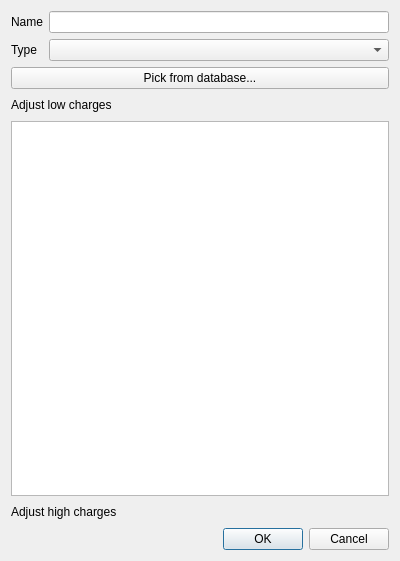
Qt form src/ui/editconstituentdialog.ui (echmet/PeakMasterNG) before a commit.
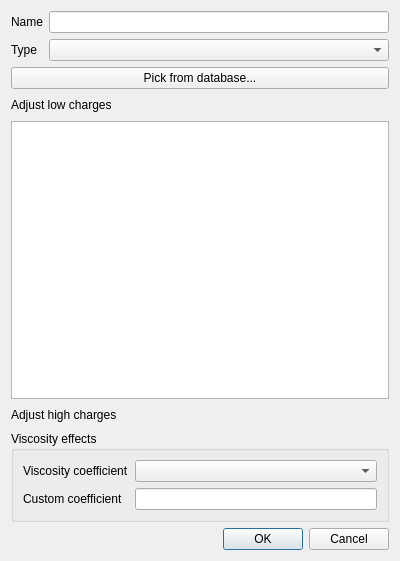
The same form after that commit. Custom widgets are drawn as their Qt base class.

Commit message: Allow input of viscosity coefficient

```diff
--- a/src/ui/editconstituentdialog.ui
+++ b/src/ui/editconstituentdialog.ui
@@ -110,6 +110,42 @@
      </item>
     </layout>
    </item>
+   <item>
+    <widget class="QGroupBox" name="qgbox_viscosity">
+     <property name="title">
+      <string>Viscosity effects</string>
+     </property>
+     <layout class="QFormLayout" name="formLayout_2">
+      <item row="0" column="0">
+       <widget class="QLabel" name="ql_viscosityCoefficient">
+        <property name="text">
+         <string>Viscosity coefficient</string>
+        </property>
+       </widget>
+      </item>
+      <item row="0" column="1">
+       <widget class="QComboBox" name="qcbox_viscosityCoefficient">
+        <property name="sizePolicy">
+         <sizepolicy hsizetype="MinimumExpanding" vsizetype="Fixed">
+          <horstretch>0</horstretch>
+          <verstretch>0</verstretch>
+         </sizepolicy>
+        </property>
+       </widget>
+      </item>
+      <item row="1" column="0">
+       <widget class="QLabel" name="label">
+        <property name="text">
+         <string>Custom coefficient</string>
+        </property>
+       </widget>
+      </item>
+      <item row="1" column="1">
+       <widget class="FloatingValueLineEdit" name="qle_customCoefficient"/>
+      </item>
+     </layout>
+    </widget>
+   </item>
    <item>
     <widget class="QDialogButtonBox" name="bbox_dlgCtrls">
      <property name="standardButtons">
@@ -119,6 +155,13 @@
    </item>
   </layout>
  </widget>
+ <customwidgets>
+  <customwidget>
+   <class>FloatingValueLineEdit</class>
+   <extends>QLineEdit</extends>
+   <header>src/ui/elementaries/floatingvaluelineedit.h</header>
+  </customwidget>
+ </customwidgets>
  <resources/>
  <connections>
   <connection>
```
The commit also changes 9 other files.
